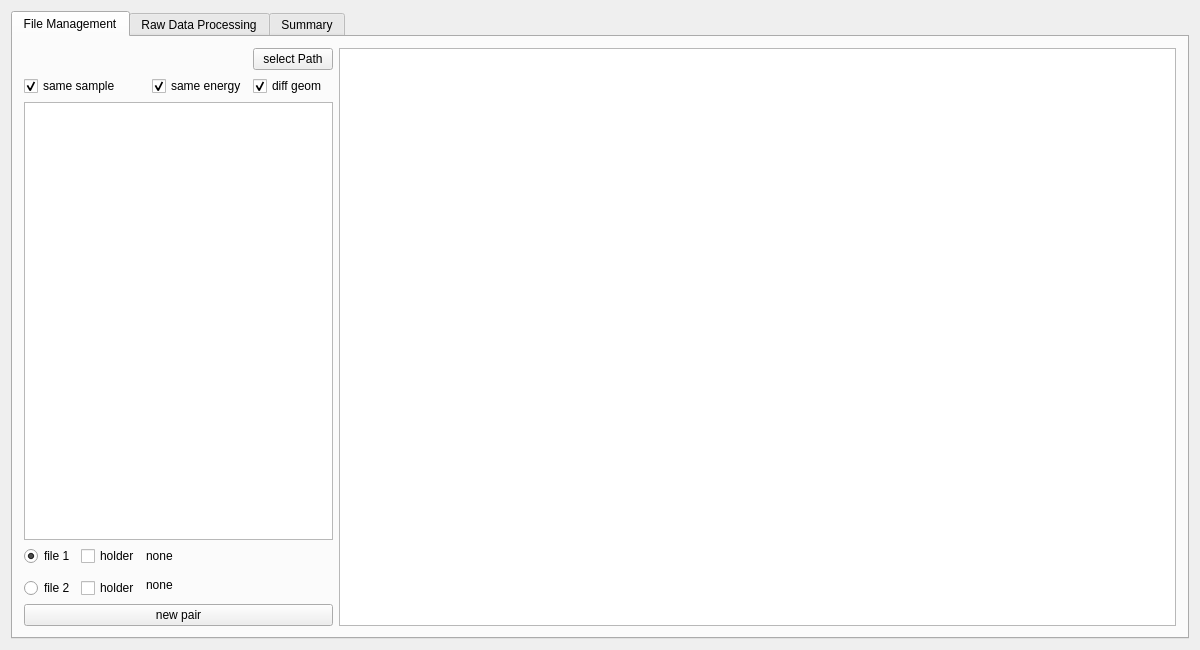
Above: mainwindow.ui from Rezenter/XMCDAnalyser before the change. Below: the same form after it.
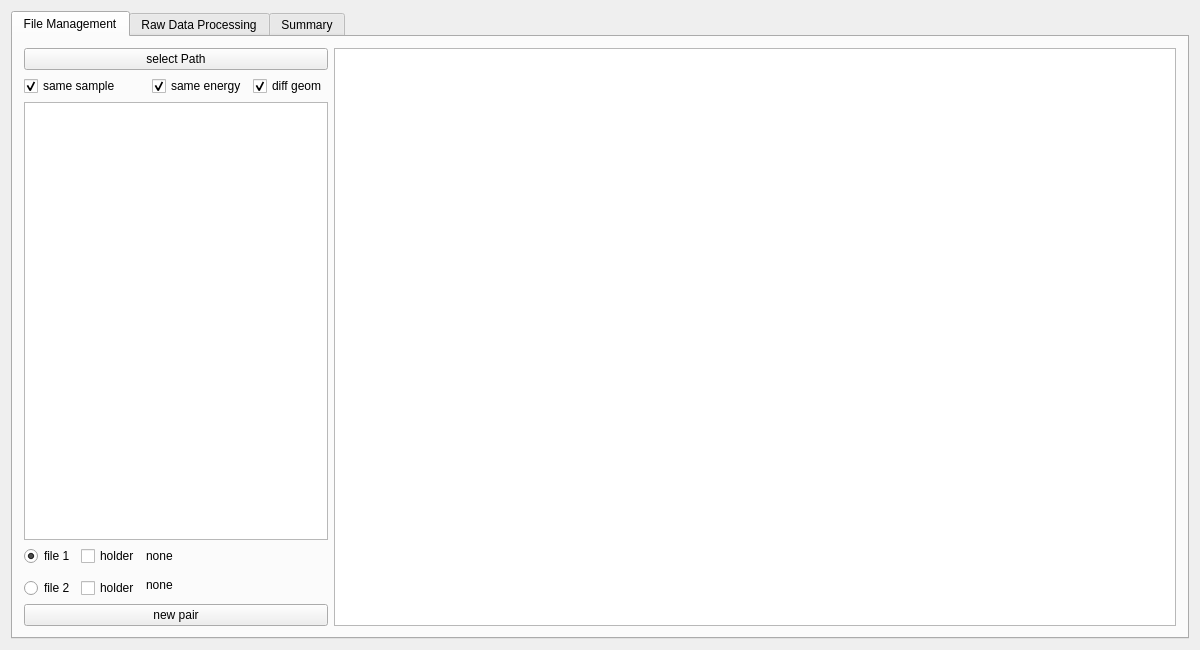
That is the form after the change. The open tabs and pages were chosen to show the change. Icons and pictures are not drawn.

```diff
--- a/mainwindow.ui
+++ b/mainwindow.ui
@@ -150,12 +150,8 @@
           <property name="text">
            <string>holder</string>
           </property>
-         </widget>
-        </item>
-        <item row="0" column="4">
-         <widget class="QPushButton" name="selectPathButton">
           <property name="text">
-           <string>select Path</string>
+           <string>holder</string>
           </property>
          </widget>
         </item>
@@ -211,6 +207,16 @@
           </property>
          </widget>
         </item>
+        <item row="0" column="0" colspan="5">
+         <widget class="QPushButton" name="selectPathButton">
+          <property name="toolTip">
+           <string>Call path selection dialog in order to set folder to display.</string>
+          </property>
+          <property name="text">
+           <string>select Path</string>
+          </property>
+         </widget>
+        </item>
        </layout>
       </widget>
       <widget class="QWidget" name="tab_2">
```
Left out of the diff: 125 changed lines with no effect on the pictures.
